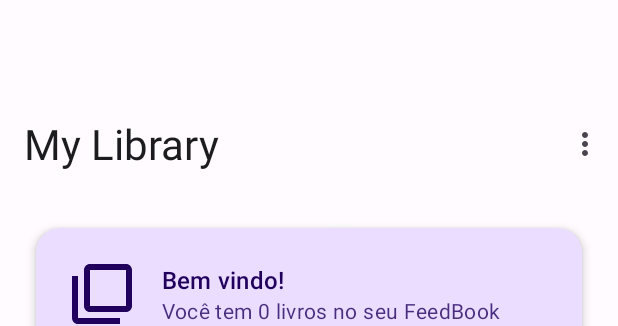
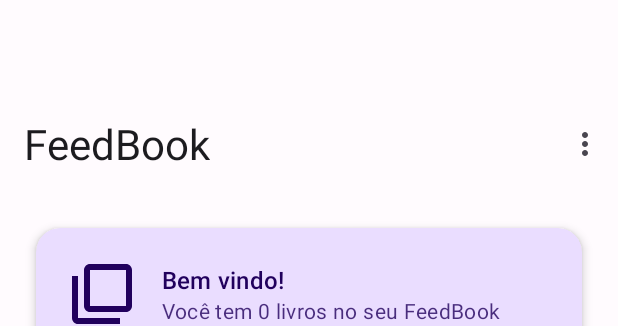
Before and after one commit to jampus90/FeedBook, an Android app: the layout activity_main.xml on its own in the app's theme, with its tools: preview values and no code run, on a phone screen of 412 x 824 dp. Shown: the top 326 px of the screen. Run offline under Robolectric (Android 15) with nearby library versions, the phone set to English and light mode, and no system bars.

Commit message:
:bug: fix: Correção de falhas na interface

```diff
--- a/app/src/main/java/com/example/feedbook/MainActivity.kt
+++ b/app/src/main/java/com/example/feedbook/MainActivity.kt
@@ -108,7 +108,7 @@ class MainActivity : AppCompatActivity() {
         sortSpinner = findViewById(R.id.spinner_sort)
 
         // Filter spinner
-        val filterOptions = arrayOf("Todos", "Lidos", "Não lidos")
+        val filterOptions = arrayOf("Todos", "Lido", "Não lido")
         val filterAdapter = ArrayAdapter(this, android.R.layout.simple_dropdown_item_1line, filterOptions)
         filterSpinner.setAdapter(filterAdapter)
         filterSpinner.setText(filterOptions[0], false)
--- a/app/src/main/res/layout/activity_main.xml
+++ b/app/src/main/res/layout/activity_main.xml
@@ -19,7 +19,7 @@
             android:id="@+id/toolbar"
             android:layout_width="match_parent"
             android:layout_height="?attr/actionBarSize"
-            app:title="My Library"
+            app:title="FeedBook"
             app:titleTextAppearance="@style/TextAppearance.BookLibrary.Headline"
             app:menu="@menu/main_menu" />
 
```
